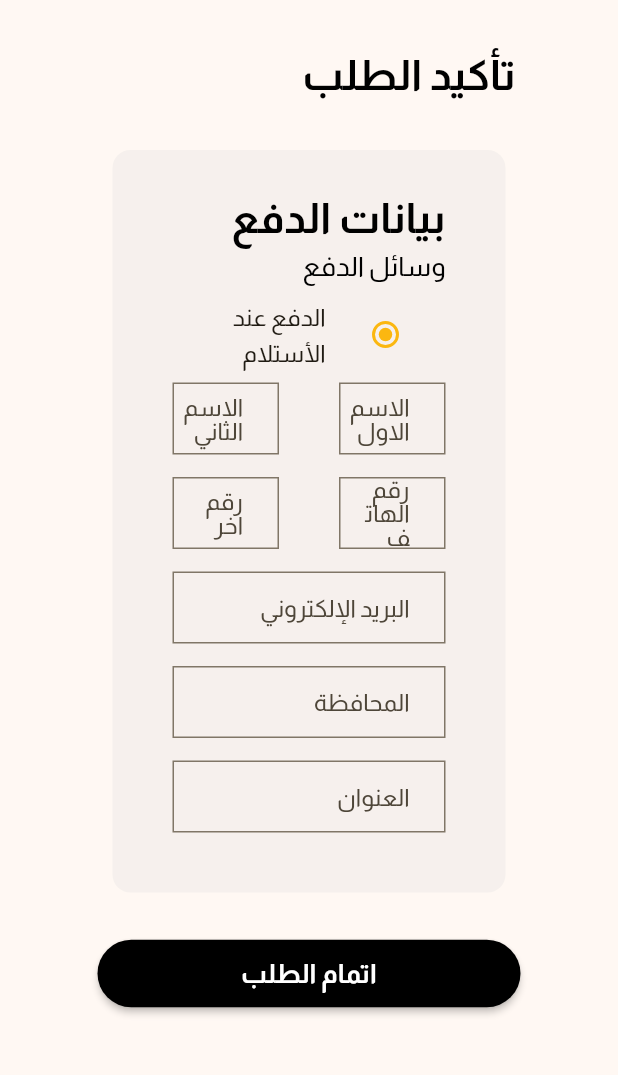
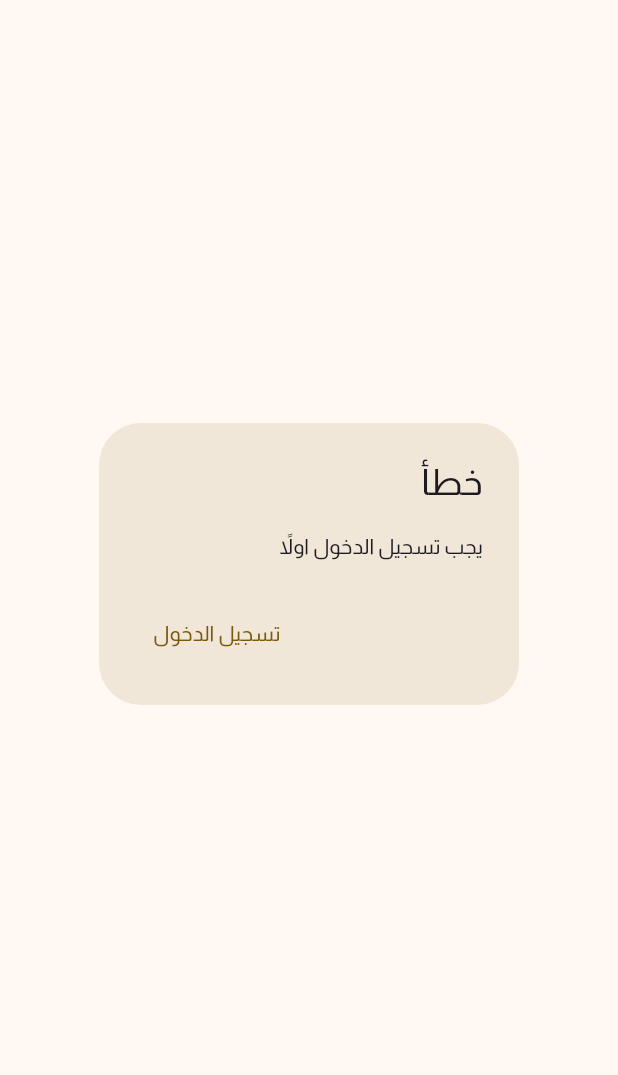
Before and after one commit to islamkhalid295/amad_furniture_Ecummers, a Flutter app: the screen it shows after launch, on a phone screen of 412 x 824 dp, the part 108-1183 px from its top. Run offline on Flutter 3.47's test engine with Material 3 defaults, Android fonts, the light colour scheme and no system bars; our stand-ins replace bloc, cached_network_image, carousel_slider, dio, equatable, flutter_bloc and 5 more; missing offline and left inert: flexi_productimage_slider, gallery_zoom_slides; accounts and stored records are empty.

Commit message:
build Order Screen

```diff
--- a/lib/features/Authantication/presentation/manager/authantication_cubit.dart
+++ b/lib/features/Authantication/presentation/manager/authantication_cubit.dart
@@ -5,7 +5,6 @@ import 'package:amad_furniture/features/Authantication/domain/use_cases/forget_p
 import 'package:amad_furniture/features/Authantication/domain/use_cases/get_user_uc.dart';
 import 'package:amad_furniture/features/Authantication/domain/use_cases/login_uc.dart';
 import 'package:amad_furniture/features/Authantication/domain/use_cases/verify_forget_password_uc.dart';
-import 'package:amad_furniture/features/cart_screen/presentation/manager/cart_cubit.dart';
 import 'package:dio/dio.dart';
 import 'package:flutter/material.dart';
 import 'package:flutter_bloc/flutter_bloc.dart';
@@ -14,7 +13,6 @@ import 'package:go_router/go_router.dart';
 
 import '../../../../core/storage/storage_consummer.dart';
 import '../../../../core/utils/constantes.dart';
-import '../../../../core/utils/locator.dart';
 import '../../../../core/utils/routes_manager.dart';
 import '../../data/models/create_account_model.dart';
 import '../../data/models/user.dart';
@@ -108,7 +106,7 @@ class AuthanticationCubit extends Cubit<AuthanticationState> {
     if (value!.isEmpty) {
       return 'يجب ادخال كود التفعيل';
     } else if (value.length != verificationCodeLength) {
-      return 'كود التفعيل مكون من ${verificationCodeLength} احرف';
+      return 'كود التفعيل مكون من $verificationCodeLength احرف';
     } else {
       return null;
     }
@@ -117,7 +115,7 @@ class AuthanticationCubit extends Cubit<AuthanticationState> {
   static AuthanticationCubit get(context) => BlocProvider.of(context);
 
   static void init() {
-    storage = FlutterSecureStorageCnsummer(FlutterSecureStorage());
+    storage = FlutterSecureStorageCnsummer(const FlutterSecureStorage());
   }
 
   void createAccount(CreateAccountModel createAccountModel) async {
@@ -187,7 +185,6 @@ class AuthanticationCubit extends Cubit<AuthanticationState> {
     emit(changePasswordState());
   }
 
-  CartCubit cartCubit = sl<CartCubit>();
 
   void getToken() {
     emit(GetTokenLoading());
--- /dev/null
+++ b/lib/features/cart_screen/data/models/order_data.dart
@@ -0,0 +1,59 @@
+class OrderData {
+  DeliveryDestination? deliveryDestination;
+  String? paymentMethod;
+
+  OrderData({this.deliveryDestination, this.paymentMethod});
+
+  OrderData.fromJson(Map<String, dynamic> json) {
+    deliveryDestination = json['delivery_destination'] != null
+        ? new DeliveryDestination.fromJson(json['delivery_destination'])
+        : null;
+    paymentMethod = json['payment_method'];
+  }
+
+  Map<String, dynamic> toJson() {
+    final Map<String, dynamic> data = new Map<String, dynamic>();
+    if (this.deliveryDestination != null) {
+      data['delivery_destination'] = this.deliveryDestination!.toJson();
+    }
+    data['payment_method'] = this.paymentMethod;
+    return data;
+  }
+}
+
+class DeliveryDestination {
+  String? city;
+  String? district;
+  String? buildingNumber;
+  String? floor;
+  String? apartment;
+  String? additionalInfo;
+
+  DeliveryDestination(
+      {this.city,
+        this.district,
+        this.buildingNumber,
+        this.floor,
+        this.apartment,
+        this.additionalInfo});
+
+  DeliveryDestination.fromJson(Map<String, dynamic> json) {
+    city = json['city'];
+    district = json['district'];
+    buildingNumber = json['building_number'];
+    floor = json['floor'];
+    apartment = json['apartment'];
+    additionalInfo = json['additional_info'];
+  }
+
+  Map<String, dynamic> toJson() {
+    final Map<String, dynamic> data = new Map<String, dynamic>();
+    data['city'] = this.city;
+    data['district'] = this.district;
+    data['building_number'] = this.buildingNumber;
+    data['floor'] = this.floor;
+    data['apartment'] = this.apartment;
+    data['additional_info'] = this.additionalInfo;
+    return data;
+  }
+}
--- a/lib/features/cart_screen/presentation/cart_screen.dart
+++ b/lib/features/cart_screen/presentation/cart_screen.dart
@@ -30,7 +30,7 @@ class CartScreen extends StatelessWidget {
     if (CartCubit.cities == null) {
       cubit.getCitiesDeliveryPrices();
     }
-    if (token != null && CartCubit.cartModel == null) {
+    if (token != null ) {
       cubit.getCart().then((value) {
         totalPrice = (CartCubit.cartModel?.cart?.totalPrice) ?? -999;
       });
@@ -110,7 +110,7 @@ class CartScreen extends StatelessWidget {
           //   CategoriesCubit.categoryLoaded = true;
           //   cubit.retriveCategories();
           // }
-          if (state is GetTokenError) {
+          if (token == 'null' || token == null) {
             return Center(
                 child: AlertDialog(
               title: Text('خطأ'),
@@ -374,7 +374,7 @@ class CartScreen extends StatelessWidget {
                                   child: Center(
                                     child: Container(
                                       alignment: Alignment.centerRight,
-                                      child: state is GetCitiesDeliveryPricesSuccess ||
+                                      child: state is GetCitiesDeliveryPricesLoading ||
                                               CartCubit.cities == null
                                           ? Center(
                                               child:
--- a/lib/features/cart_screen/presentation/manager/cart_state.dart
+++ b/lib/features/cart_screen/presentation/manager/cart_state.dart
@@ -11,6 +11,13 @@ class AddAmountOfProductToCartError extends CartState {
   final String error;
 
   AddAmountOfProductToCartError(this.error);
+}
+class OrderTheCartLoading extends CartState {}
+class OrderTheCartSuccess extends CartState {}
+class OrderTheCartError extends CartState {
+  final String error;
+
+  OrderTheCartError(this.error);
 }
 
 class AddClientPromoCodeToCartLoading extends CartState {}
--- a/lib/features/cart_screen/presentation/order_screen.dart
+++ b/lib/features/cart_screen/presentation/order_screen.dart
@@ -1,24 +1,69 @@
 import 'package:amad_furniture/core/utils/color_manager.dart';
 import 'package:amad_furniture/core/utils/my_widget.dart';
 import 'package:amad_furniture/core/widgets/default_material_button.dart';
+import 'package:amad_furniture/features/Authantication/presentation/manager/authantication_cubit.dart';
+import 'package:amad_furniture/features/Authantication/presentation/manager/authantication_state.dart';
+import 'package:amad_furniture/features/cart_screen/data/models/order_data.dart';
 import 'package:amad_furniture/features/cart_screen/presentation/manager/cart_cubit.dart';
 import 'package:flutter/material.dart';
-import 'package:flutter/rendering.dart';
+import 'package:flutter_bloc/flutter_bloc.dart';
+import 'package:go_router/go_router.dart';
+
+import '../../../core/utils/constantes.dart';
+import '../../../core/utils/routes_manager.dart';
 
 class OrderScreen extends StatelessWidget {
-  const OrderScreen({super.key});
+   OrderScreen({super.key});
+late  TextEditingController firstNameController = TextEditingController(text: AuthanticationCubit.userModel?.name);
+final TextEditingController secondNameController = TextEditingController();
+late  TextEditingController phoneController = TextEditingController(text: AuthanticationCubit.userData?.user?.number);
+final TextEditingController anotherPhoneController = TextEditingController();
+   late  TextEditingController emailController = TextEditingController(text: AuthanticationCubit.userData?.user?.email);
+   final TextEditingController governorateController = TextEditingController();
+   final TextEditingController addressController = TextEditingController();
+   late String orderError="";
+
 
   @override
   Widget build(BuildContext context) {
+    CartCubit cubit = BlocProvider.of(context);
+    AuthanticationCubit authanticationCubit = BlocProvider.of(context);
+    if (token == null) {
+      authanticationCubit.getToken();
+    }
+    if (token != null && CartCubit.cartModel == null) {
+      cubit.getCart();
+    }
     return Scaffold(
-      appBar: DefaultAppBar(),
-      body: Padding(
+      appBar: const DefaultAppBar(),
+      body: BlocBuilder<AuthanticationCubit, AuthanticationState>(
+  builder: (context, state) {
+    if (token == 'null' || token == null) {
+      return Center(
+          child: AlertDialog(
+            title: const Text('خطأ'),
+            content: const Text('يجب تسجيل الدخول اولاً'),
+            actions: [
+              TextButton(
+                onPressed: () => context.go(RoutesManager.loginScreen),
+                child: const Text('تسجيل الدخول'),
+              ),
+            ],
+          ));
+    }
+    if (state is GetUserSuccsess){
+      firstNameController = TextEditingController(text: AuthanticationCubit.userModel?.name);
+      phoneController = TextEditingController(text: AuthanticationCubit.userData?.user?.number);
+      emailController = TextEditingController(text: AuthanticationCubit.userData?.user?.email);
+    }
+
+    return SingleChildScrollView(
+        child: Padding(
           padding: const EdgeInsets.symmetric(horizontal: 65,vertical: 30),
-        child: SingleChildScrollView(
           child: Column(
             crossAxisAlignment: CrossAxisAlignment.start,
             children: [
-              DefaultSelectableText(
+              const DefaultSelectableText(
                 'تأكيد الطلب',
                 textAlign: TextAlign.right,
                 style: TextStyle(
@@ -41,7 +86,7 @@ class OrderScreen extends StatelessWidget {
                     child: Column(
                       crossAxisAlignment: CrossAxisAlignment.start,
                       children: [
-                        Text(
+                        const Text(
                           'بيانات الدفع',
                           textAlign: TextAlign.right,
                           style: TextStyle(
@@ -51,7 +96,7 @@ class OrderScreen extends StatelessWidget {
                             fontWeight: FontWeight.w700,
                           ),
                         ),
-                        Text(
+                        const Text(
                           'وسائل الدفع',
                           textAlign: TextAlign.right,
                           style: TextStyle(
@@ -75,7 +120,7 @@ activeColor: ColorManager.myYellow,
                         },
                       ),
                     ),
-                        Form(
+                        state is GetUserLoading || AuthanticationCubit.userData == null ? const Center(child: CircularProgressIndicator()) : Form(
                                     key: CartCubit.formKey,
                                     child: Column(
                                       children: [
@@ -86,34 +131,47 @@ activeColor: ColorManager.myYellow,
                                             //   backgroundColor: ColorManager.orderBackgroundColor,
                                             //   s
                                             // ),
-                                  Expanded(child: OrderTextFormField(hintText: 'الاسم الاول',
-                                  validator:  CartCubit.nameValidator,)),
-                                  SizedBox(width: 40,),
+                                            Expanded(child:
+                                            OrderTextFormField(
+                                              hintText: 'الاسم الاول',
+                                            validator:  CartCubit.nameValidator,
+                                              controller: firstNameController,
+                                            )),
+                                            const SizedBox(width: 40,),
                                             Expanded(child: OrderTextFormField(hintText: 'الاسم الثاني',
-                                  validator: CartCubit.nameValidator,)),
+                                            validator: CartCubit.nameValidator,
+                                            controller: secondNameController,)),
                                           ],
                                         ),
                                         Row(
                                           children: [
                                             Expanded(child: OrderTextFormField(hintText: 'رقم الهاتف',
-                                  validator: CartCubit.phoneValidator,)),
-                                  SizedBox(width: 40,),
-                                  Expanded(child: OrderTextFormField(hintText: 'رقم اخر' ,validator: CartCubit.phoneValidator)),
+                                            validator: CartCubit.phoneValidator,
+                                            controller: phoneController,)),
+                                            const SizedBox(width: 40,),
+                                            Expanded(child: OrderTextFormField(hintText: 'رقم اخر' ,validator: CartCubit.phoneValidator,controller: anotherPhoneController,)),
                                           ],
                                         ),
                                         Row(
                                           children: [
-                                  Expanded(child: OrderTextFormField(hintText: 'البريد الإلكتروني',validator: CartCubit.emailValidator,)),
+                                            Expanded(child: OrderTextFormField(
+                                              hintText: 'البريد الإلكتروني',
+                                              validator: CartCubit.emailValidator,
+                                            controller: emailController,)),
                                           ],
                                         ),
                                         Row(
                                           children: [
-                                  Expanded(child: OrderTextFormField(hintText: 'المحافظة',validator: CartCubit.nameValidator,)),
+                                            Expanded(child: OrderTextFormField(hintText: 'المحافظة',
+                                              validator: CartCubit.nameValidator,
+                                            controller: governorateController,)),
                                           ],
                                         ),
                                         Row(
                                           children: [
-                                  Expanded(child: OrderTextFormField(hintText: 'العنوان',validator: CartCubit.nameValidator,)),
+                                            Expanded(child: OrderTextFormField(hintText: 'العنوان',
+                                              validator: CartCubit.nameValidator,
+                                            controller: addressController,)),
                                           ],
                                         ),
                                       ],
@@ -124,14 +182,21 @@ activeColor: ColorManager.myYellow,
                   ),
                 ),
               ),
-              Center(child: DefaultMaterialButton(onPressed: (){
+              BlocBuilder<CartCubit,CartState>(builder: (context, state) {
+                return state is OrderTheCartError ? Center(child: DefaultSelectableText(orderError,style: const TextStyle(color: Colors.red),),) : const SizedBox();
+
+              },),
+              Center(child: DefaultMaterialButton(onPressed: ()async{
                 if(CartCubit.formKey.currentState!.validate()){
+                   orderError = await cubit.orderTheCart(orderData: OrderData(deliveryDestination: DeliveryDestination(additionalInfo: "",apartment: "",buildingNumber: "5",city: "cairo",district: ""),paymentMethod: "cash"));
                   print("تم الطلب");
                 }
               }, text: 'اتمام الطلب'))
             ],
           ),
         ),
+      );
+  },
 ),
     );
   }
--- a/lib/features/home_screen/presentation/widgets/categories_screen/presentation/manager/categories_screen_cubit.dart
+++ b/lib/features/home_screen/presentation/widgets/categories_screen/presentation/manager/categories_screen_cubit.dart
@@ -1,14 +1,11 @@
-import 'package:amad_furniture/core/use_case/use_case.dart';
 import 'package:bloc/bloc.dart';
 import 'package:carousel_slider/carousel_controller.dart';
 import 'package:meta/meta.dart';
 
-import '../../../../../../../core/utils/locator.dart';
 import '../../../../../../products_screen/data/models/product_info_model.dart';
 import '../../../../../../products_screen/data/models/product_list_model.dart';
 import '../../data/models/categories_model.dart';
 import '../../domain/repositories/categories_repo.dart';
-import '../../domain/use_cases/retrive_categories_uc.dart';
 
 part 'categories_screen_state.dart';
 
```
Also changed, not shown: lib/features/Authantication/presentation/pages/forget_password_screen.dart (+10 -10 lines), lib/features/cart_screen/data/data_sources/cart_rds.dart (+17 -0 lines), lib/features/cart_screen/domain/repositories/cart_repo.dart (+7 -0 lines), lib/features/cart_screen/presentation/manager/cart_cubit.dart (+14 -0 lines), lib/main.dart (+7 -9 lines). Lines whose indentation alone changed are shown as unchanged.
